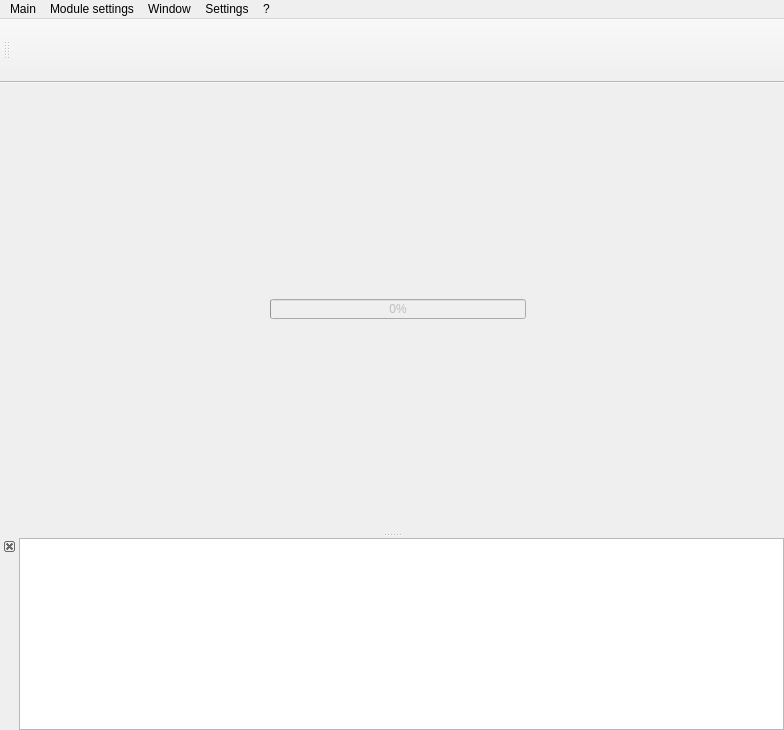
Old version of the form main.ui in the repository pgollor/pyGUI.
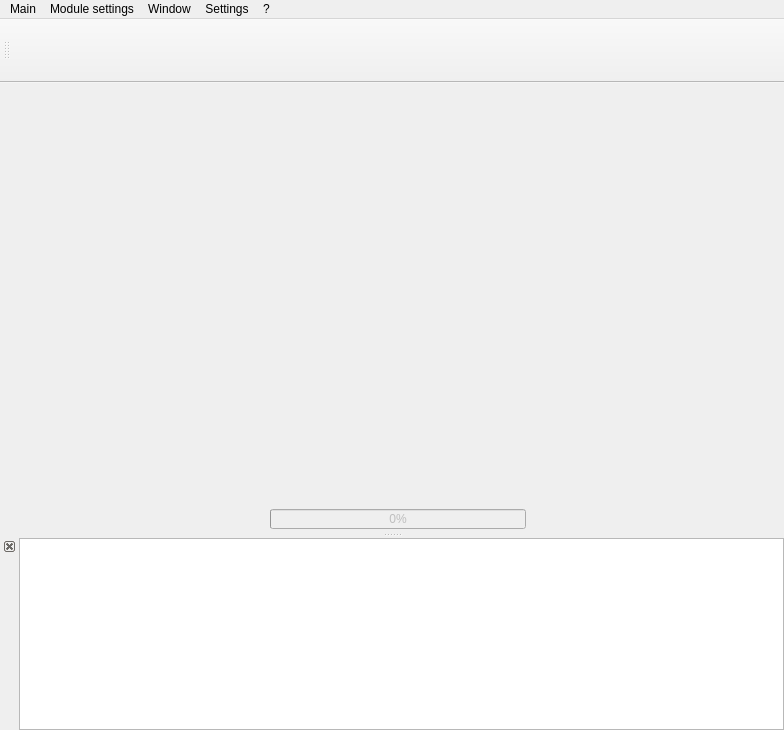
New version of the form. Custom widgets are drawn as their Qt base class.

```diff
--- a/main.ui
+++ b/main.ui
@@ -33,7 +33,7 @@
     <property name="verticalSpacing">
      <number>2</number>
     </property>
-    <item row="0" column="1">
+    <item row="1" column="1">
      <widget class="QWidget" name="widgetProgressBar" native="true">
       <property name="minimumSize">
        <size>
@@ -127,6 +127,19 @@
       </layout>
      </widget>
     </item>
+    <item row="0" column="1">
+     <spacer name="verticalSpacer">
+      <property name="orientation">
+       <enum>Qt::Vertical</enum>
+      </property>
+      <property name="sizeHint" stdset="0">
+       <size>
+        <width>0</width>
+        <height>40</height>
+       </size>
+      </property>
+     </spacer>
+    </item>
    </layout>
   </widget>
   <widget class="QMenuBar" name="menubarMain">
```
Left out of the diff: 10 changed lines with no effect on the pictures.
